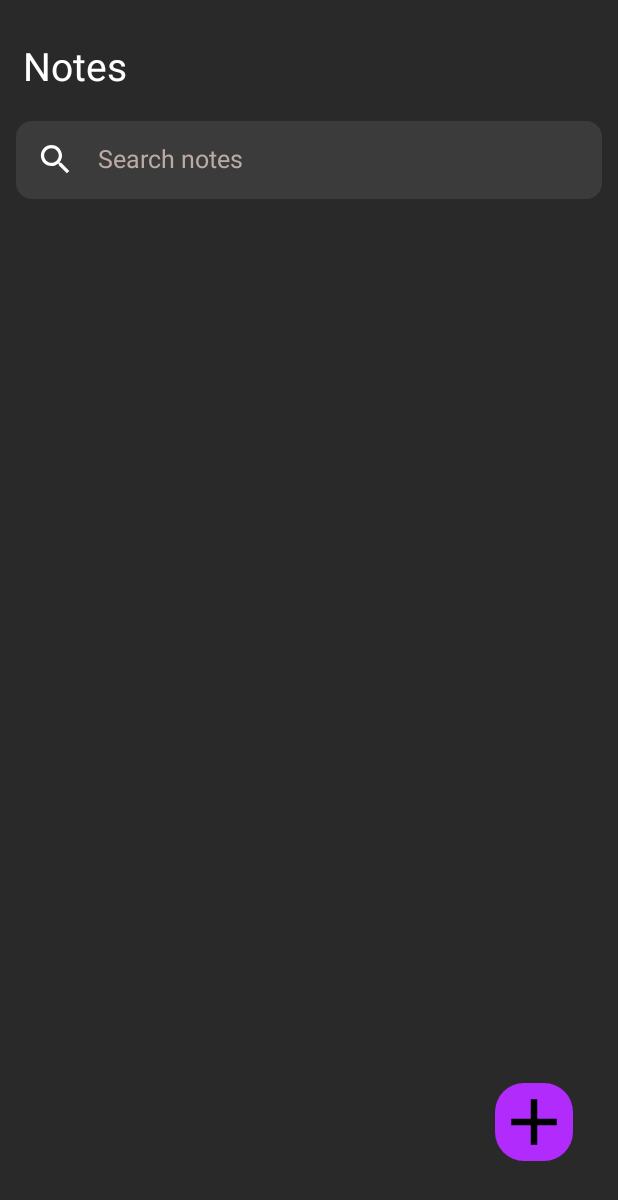
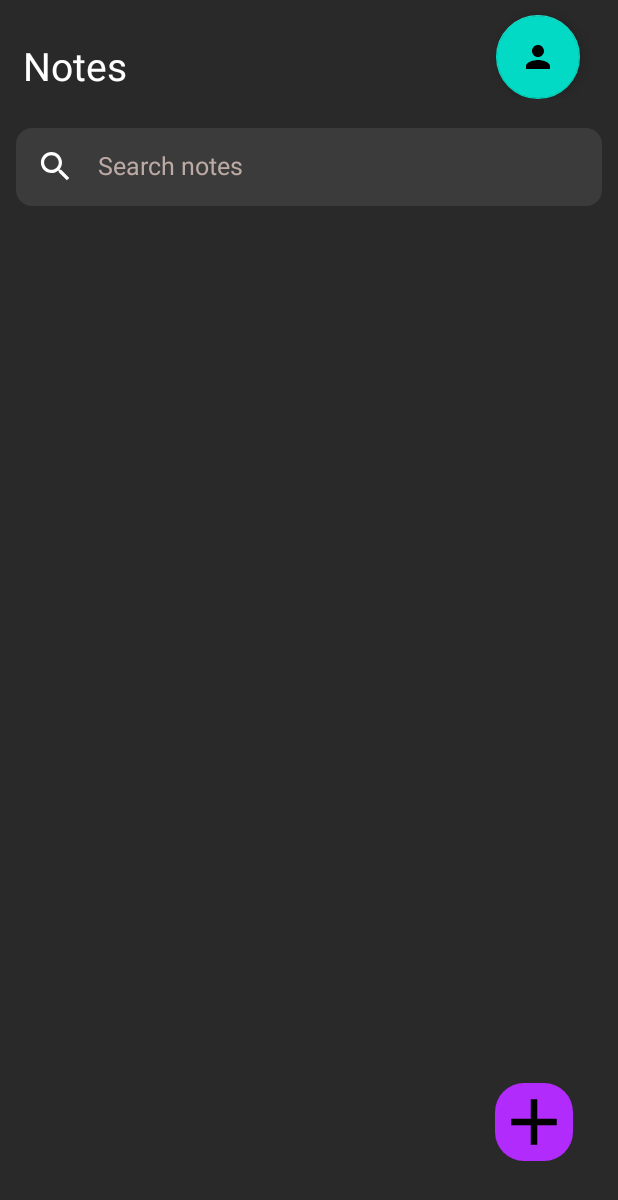
Before and after one commit to TeongYew/OnlineTaskManager---A202SGI, an Android app: the MainActivity screen opened directly, with no data from a screen before it, on a phone screen of 412 x 824 dp. Shown: the top 1200 px of the screen. Run offline under Robolectric (Android 15) with nearby library versions, the phone set to English and light mode, and no system bars; our stand-ins replace sdp/ssp sizes.

Commit message:
Added Reset Password and Edit Profile Button

```diff
--- a/OnlineTaskManager/app/src/main/java/com/example/onlinetaskmanager/LoginActivity.java
+++ b/OnlineTaskManager/app/src/main/java/com/example/onlinetaskmanager/LoginActivity.java
@@ -102,9 +102,9 @@ public class LoginActivity extends AppCompatActivity {
         String password = txtPwd.getText().toString();
 
         if (!email.matches(emailPattern)){
-            txtEmail.setError("Enter correct email");
+            txtEmail.setError("Enter valid email");
         } else if (password.isEmpty()||password.length()<6){
-            txtPwd.setError("Enter proper password");
+            txtPwd.setError("Enter valid password");
         } else {
             progressDialog.setMessage("Logging in...");
             progressDialog.setTitle("Login");
@@ -129,7 +129,7 @@ public class LoginActivity extends AppCompatActivity {
 
     private void sendUserToNextActivity() {
         finish();
-        Intent intent = new Intent(LoginActivity.this, ProfileActivity.class);
+        Intent intent = new Intent(LoginActivity.this, MainActivity.class);
         String email = txtEmail.getText().toString();
         intent.putExtra("email", email);
         intent.setFlags(Intent.FLAG_ACTIVITY_CLEAR_TASK|Intent.FLAG_ACTIVITY_NEW_TASK);
--- a/OnlineTaskManager/app/src/main/java/com/example/onlinetaskmanager/MainActivity.java
+++ b/OnlineTaskManager/app/src/main/java/com/example/onlinetaskmanager/MainActivity.java
@@ -6,6 +6,8 @@ import android.content.Intent;
 import android.os.Bundle;
 import android.view.View;
 import android.widget.ImageView;
+
+import com.google.android.material.floatingactionbutton.FloatingActionButton;
 
 public class MainActivity extends AppCompatActivity {
 
@@ -23,5 +25,13 @@ public class MainActivity extends AppCompatActivity {
                 view.getContext().startActivity(intent);}
         });
 
+        FloatingActionButton profile = findViewById(R.id.profile);
+        profile.setOnClickListener(new View.OnClickListener() {
+            @Override
+            public void onClick(View v) {
+                Intent intent = new Intent(MainActivity.this, ProfileActivity.class);
+                startActivity(intent);
+            }
+        });
     }
 }
--- a/OnlineTaskManager/app/src/main/java/com/example/onlinetaskmanager/RegisterActivity.java
+++ b/OnlineTaskManager/app/src/main/java/com/example/onlinetaskmanager/RegisterActivity.java
@@ -84,9 +84,9 @@ public class RegisterActivity extends AppCompatActivity {
         String confirmPassword = txtPwd2.getText().toString();
 
         if (!email.matches(emailPattern)){
-            txtEmail.setError("Enter correct email");
+            txtEmail.setError("Enter valid email");
         } else if (password.isEmpty()||password.length()<6){
-            txtPwd.setError("Enter proper password");
+            txtPwd.setError("Enter valid password");
         } else if (!password.equals(confirmPassword)){
             txtPwd2.setError("Password does not match");
         } else {
@@ -108,6 +108,7 @@ public class RegisterActivity extends AppCompatActivity {
                         Map<String, Object> users = new HashMap<>();
                         users.put("username", username);
                         users.put("email", email);
+                        users.put("user_id", userID);
                         documentReference.set(users).addOnSuccessListener(new OnSuccessListener<Void>() {
                             @Override
                             public void onSuccess(Void unused) {
--- a/OnlineTaskManager/app/src/main/res/layout/activity_main.xml
+++ b/OnlineTaskManager/app/src/main/res/layout/activity_main.xml
@@ -7,17 +7,40 @@
     android:background="@color/colorPrimary"
     tools:context=".MainActivity">
 
-    <TextView
+    <LinearLayout
         android:id="@+id/NotesMainTitle"
         android:layout_width="match_parent"
         android:layout_height="wrap_content"
+        tools:ignore="MissingConstraints"
+        android:orientation="horizontal">
+
+        <TextView
+            android:layout_width="wrap_content"
+            android:layout_height="wrap_content"
             android:layout_marginStart="@dimen/_12sdp"
             android:layout_marginTop="@dimen/_20sdp"
-        android:layout_marginEnd="@dimen/_12sdp"
+            android:layout_marginEnd="@dimen/_15sdp"
             android:text="@string/NotesMainTitle"
             android:textColor="@color/white"
             android:textSize="@dimen/_20ssp"
             app:layout_constraintTop_toTopOf="parent"/>
+
+        <View
+            android:layout_width="0dp"
+            android:layout_height="0dp"
+            android:layout_weight="1" />
+
+        <com.google.android.material.floatingactionbutton.FloatingActionButton
+            android:id="@+id/profile"
+            android:layout_width="wrap_content"
+            android:layout_height="wrap_content"
+            app:fabSize="normal"
+            android:layout_marginRight="25dp"
+            app:srcCompat="@drawable/ic_person"
+            android:layout_marginTop="10dp" />
+
+    </LinearLayout>
+
 
     <LinearLayout
         android:id="@+id/search_bar"
@@ -70,7 +93,6 @@
         tools:layout_editor_absoluteX="3dp" />
 
 
-
     <ImageView
         android:id="@+id/AddNoteButton"
         android:layout_width="@dimen/_40sdp"
```
Also changed, not shown: OnlineTaskManager/app/src/main/java/com/example/onlinetaskmanager/ProfileActivity.java (+47 -2 lines), OnlineTaskManager/app/src/main/res/menu/reset_pwd_popup_menu.xml (added, +12 -0 lines). Lines whose indentation alone changed are shown as unchanged.
